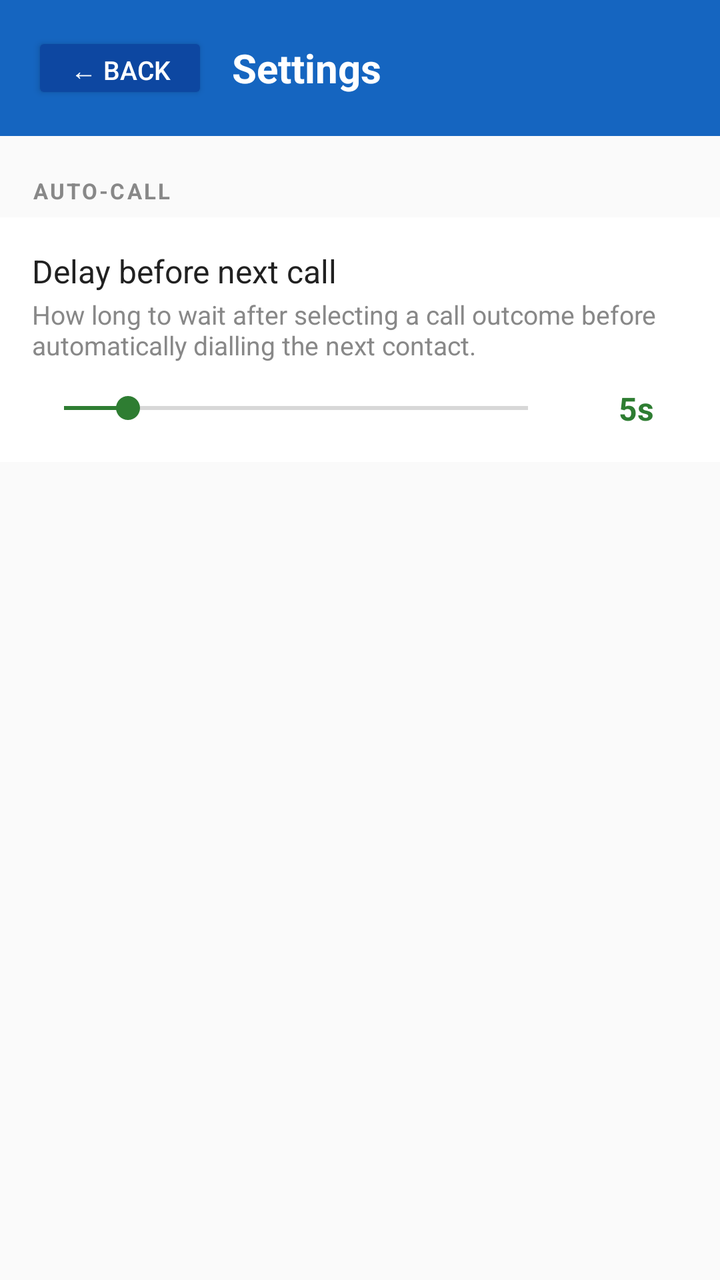
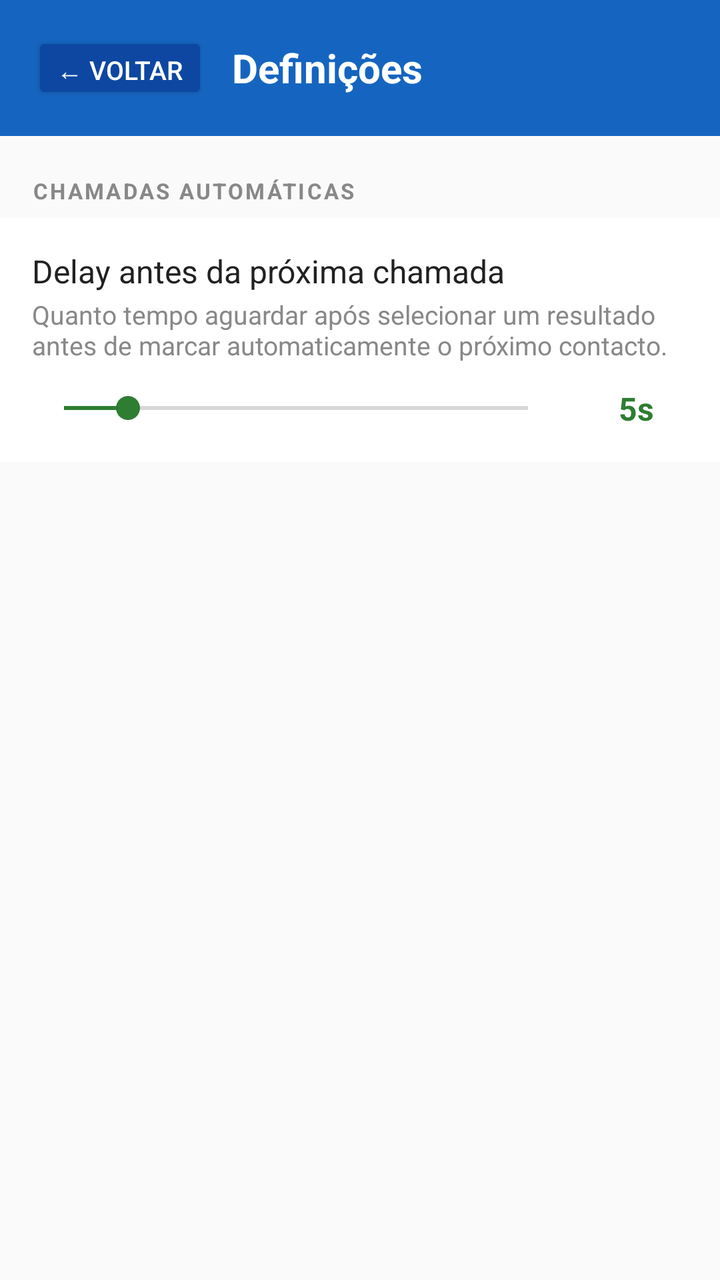

Compare the two renders of this Android layout. The source of the first and the diff that turns it into the second are given below.
<!-- AndroidManifest.xml: application theme Theme.DialerApp -->
<!-- res/layout/activity_settings.xml -->
<?xml version="1.0" encoding="utf-8"?>
<LinearLayout xmlns:android="http://schemas.android.com/apk/res/android"
    android:layout_width="match_parent"
    android:layout_height="match_parent"
    android:orientation="vertical"
    android:background="#FAFAFA">

    <LinearLayout
        android:layout_width="match_parent"
        android:layout_height="wrap_content"
        android:orientation="horizontal"
        android:gravity="center_vertical"
        android:padding="16dp"
        android:background="#1565C0">

        <Button
            android:id="@+id/btnBack"
            android:layout_width="wrap_content"
            android:layout_height="36dp"
            android:text="← Back"
            android:textColor="#FFFFFF"
            android:backgroundTint="#0D47A1"
            android:textSize="13sp"
            android:layout_marginEnd="12dp" />

        <TextView
            android:layout_width="wrap_content"
            android:layout_height="wrap_content"
            android:text="Settings"
            android:textSize="20sp"
            android:textStyle="bold"
            android:textColor="#FFFFFF" />
    </LinearLayout>

    
    <TextView
        android:layout_width="match_parent"
        android:layout_height="wrap_content"
        android:text="AUTO-CALL"
        android:textSize="11sp"
        android:textStyle="bold"
        android:textColor="#888888"
        android:paddingStart="16dp"
        android:paddingEnd="16dp"
        android:paddingTop="20dp"
        android:paddingBottom="6dp"
        android:letterSpacing="0.1" />

    <LinearLayout
        android:layout_width="match_parent"
        android:layout_height="wrap_content"
        android:orientation="vertical"
        android:background="#FFFFFF"
        android:paddingStart="16dp"
        android:paddingEnd="16dp"
        android:paddingTop="16dp"
        android:paddingBottom="16dp">

        <TextView
            android:layout_width="wrap_content"
            android:layout_height="wrap_content"
            android:text="Delay before next call"
            android:textSize="16sp"
            android:textColor="#212121" />

        <TextView
            android:layout_width="wrap_content"
            android:layout_height="wrap_content"
            android:text="How long to wait after selecting a call outcome before automatically dialling the next contact."
            android:textSize="13sp"
            android:textColor="#888888"
            android:layout_marginTop="2dp"
            android:layout_marginBottom="12dp" />

        <LinearLayout
            android:layout_width="match_parent"
            android:layout_height="wrap_content"
            android:orientation="horizontal"
            android:gravity="center_vertical">

            <SeekBar
                android:id="@+id/seekDelay"
                android:layout_width="0dp"
                android:layout_height="wrap_content"
                android:layout_weight="1"
                android:min="1"
                android:max="30"
                android:progress="5"
                android:layout_marginEnd="12dp" />

            <TextView
                android:id="@+id/txtDelayValue"
                android:layout_width="52dp"
                android:layout_height="wrap_content"
                android:text="5s"
                android:textSize="16sp"
                android:textStyle="bold"
                android:textColor="#2E7D32"
                android:gravity="center" />
        </LinearLayout>
    </LinearLayout>

</LinearLayout>
<!-- resources referenced by this layout -->
<resources>
  <style name="Theme.DialerApp" parent="Theme.MaterialComponents.Light.NoActionBar">
          <item name="colorPrimary">#1565C0</item>
          <item name="colorPrimaryVariant">#0D47A1</item>
          <item name="colorOnPrimary">#FFFFFF</item>
          <item name="colorSecondary">#2E7D32</item>
      </style>
</resources>

<!-- the commit's change to res/layout/activity_settings.xml (unified diff, before → after) -->
@@ -17,7 +17,7 @@
             android:id="@+id/btnBack"
             android:layout_width="wrap_content"
             android:layout_height="36dp"
-            android:text="← Back"
+            android:text="@string/settings_back"
             android:textColor="#FFFFFF"
             android:backgroundTint="#0D47A1"
             android:textSize="13sp"
@@ -26,17 +26,16 @@
         <TextView
             android:layout_width="wrap_content"
             android:layout_height="wrap_content"
-            android:text="Settings"
+            android:text="@string/settings_title"
             android:textSize="20sp"
             android:textStyle="bold"
             android:textColor="#FFFFFF" />
     </LinearLayout>
 
-    
     <TextView
         android:layout_width="match_parent"
         android:layout_height="wrap_content"
-        android:text="AUTO-CALL"
+        android:text="@string/settings_section_autocall"
         android:textSize="11sp"
         android:textStyle="bold"
         android:textColor="#888888"
@@ -59,14 +58,14 @@
         <TextView
             android:layout_width="wrap_content"
             android:layout_height="wrap_content"
-            android:text="Delay before next call"
+            android:text="@string/settings_delay_title"
             android:textSize="16sp"
             android:textColor="#212121" />
 
         <TextView
             android:layout_width="wrap_content"
             android:layout_height="wrap_content"
-            android:text="How long to wait after selecting a call outcome before automatically dialling the next contact."
+            android:text="@string/settings_delay_description"
             android:textSize="13sp"
             android:textColor="#888888"
             android:layout_marginTop="2dp"
<!-- resource entries referenced after the edit -->
@@ -1,5 +1,10 @@
 <!-- resources referenced by this layout -->
 <resources>
+  <string name="settings_back">← Voltar</string>
+  <string name="settings_delay_description">Quanto tempo aguardar após selecionar um resultado antes de marcar automaticamente o próximo contacto.</string>
+  <string name="settings_delay_title">Delay antes da próxima chamada</string>
+  <string name="settings_section_autocall">CHAMADAS AUTOMÁTICAS</string>
+  <string name="settings_title">Definições</string>
   <style name="Theme.DialerApp" parent="Theme.MaterialComponents.Light.NoActionBar">
           <item name="colorPrimary">#1565C0</item>
           <item name="colorPrimaryVariant">#0D47A1</item>
